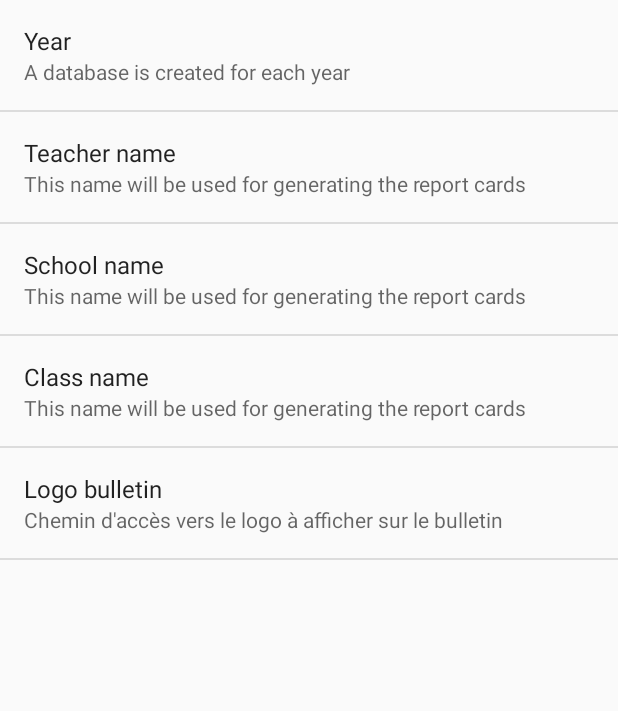
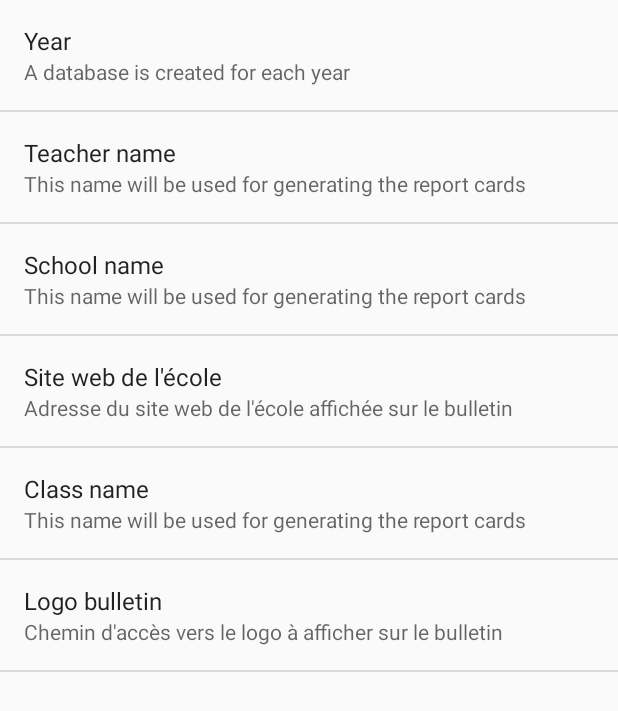
Before and after one commit to RugessNome/classaid, an Android app: the SettingsActivity screen opened directly, with no data from a screen before it, on a phone screen of 412 x 824 dp. Shown: the top 711 px of the screen. Run offline under Robolectric (Android 15) with nearby library versions, the light colour scheme and no system bars.

Commit message:
Ajout d'un champs 'site web' dans le bulletin

```diff
--- a/app/src/main/res/values/strings.xml
+++ b/app/src/main/res/values/strings.xml
@@ -18,6 +18,9 @@
     <string name="pref_nom_ecole_titre">School name</string>
     <string name="pref_nom_ecole_description">This name will be used for generating the report cards</string>
 
+    <string name="pref_siteweb_ecole_titre">Site web de l\'école</string>
+    <string name="pref_siteweb_ecole_description">Adresse du site web de l\'école affichée sur le bulletin</string>
+
     <string name="pref_nom_classe_titre">Class name</string>
     <string name="pref_nom_classe_description">This name will be used for generating the report cards</string>
 
--- a/app/src/main/res/xml/preferences.xml
+++ b/app/src/main/res/xml/preferences.xml
@@ -17,6 +17,11 @@
         android:summary="@string/pref_nom_ecole_description"
         android:defaultValue="" />
     <EditTextPreference
+        android:key="pref_siteweb_ecole"
+        android:title="@string/pref_siteweb_ecole_titre"
+        android:summary="@string/pref_siteweb_ecole_description"
+        android:defaultValue="" />
+    <EditTextPreference
         android:key="pref_nom_classe"
         android:title="@string/pref_nom_classe_titre"
         android:summary="@string/pref_nom_classe_description"
```
Also changed, not shown: app/src/main/java/classaid/pdf/GenerateurBulletin.java (+7 -0 lines), 1 other file.
